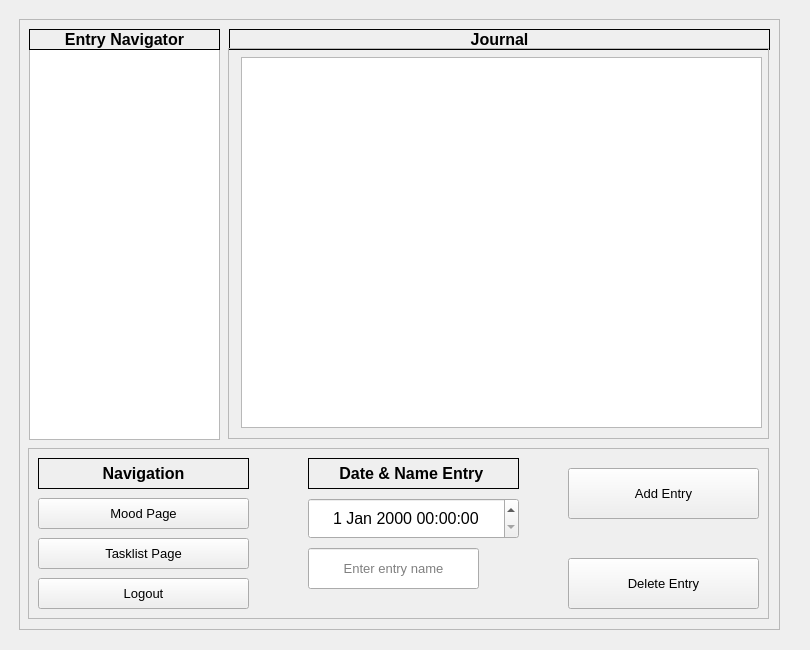
The window that journalwindow.ui (MaxRUnger/370Team8) describes before a commit, drawn with Qt 5.
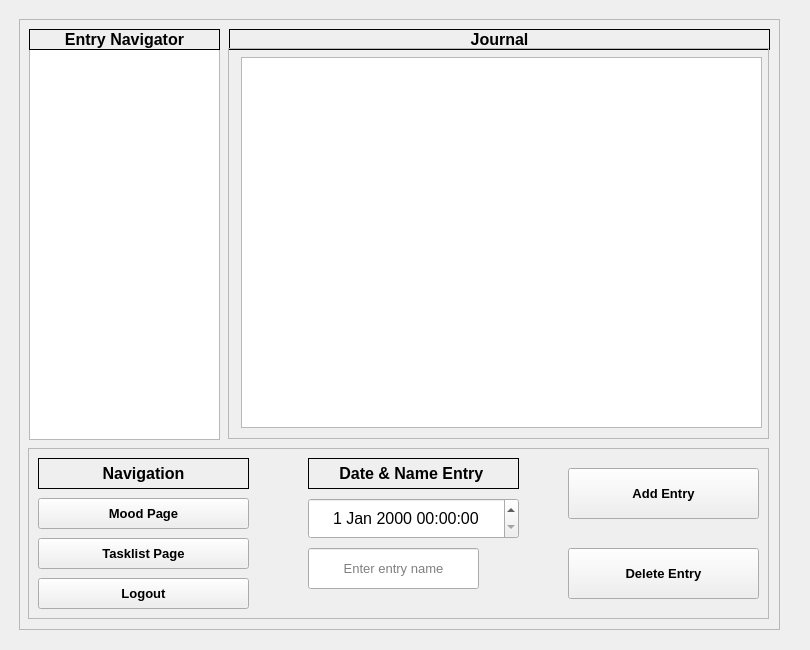
The same window after the commit.

Patch:
```diff
--- a/journalwindow.ui
+++ b/journalwindow.ui
@@ -95,6 +95,7 @@
          <property name="font">
           <font>
            <pointsize>10</pointsize>
+           <bold>true</bold>
           </font>
          </property>
          <property name="text">
@@ -105,7 +106,7 @@
          <property name="geometry">
           <rect>
            <x>540</x>
-           <y>110</y>
+           <y>100</y>
            <width>191</width>
            <height>51</height>
           </rect>
@@ -113,6 +114,7 @@
          <property name="font">
           <font>
            <pointsize>10</pointsize>
+           <bold>true</bold>
           </font>
          </property>
          <property name="text">
@@ -156,6 +158,7 @@
          <property name="font">
           <font>
            <pointsize>10</pointsize>
+           <bold>true</bold>
           </font>
          </property>
          <property name="text">
@@ -174,6 +177,7 @@
          <property name="font">
           <font>
            <pointsize>10</pointsize>
+           <bold>true</bold>
           </font>
          </property>
          <property name="text">
@@ -192,6 +196,7 @@
          <property name="font">
           <font>
            <pointsize>10</pointsize>
+           <bold>true</bold>
           </font>
          </property>
          <property name="text">
```
